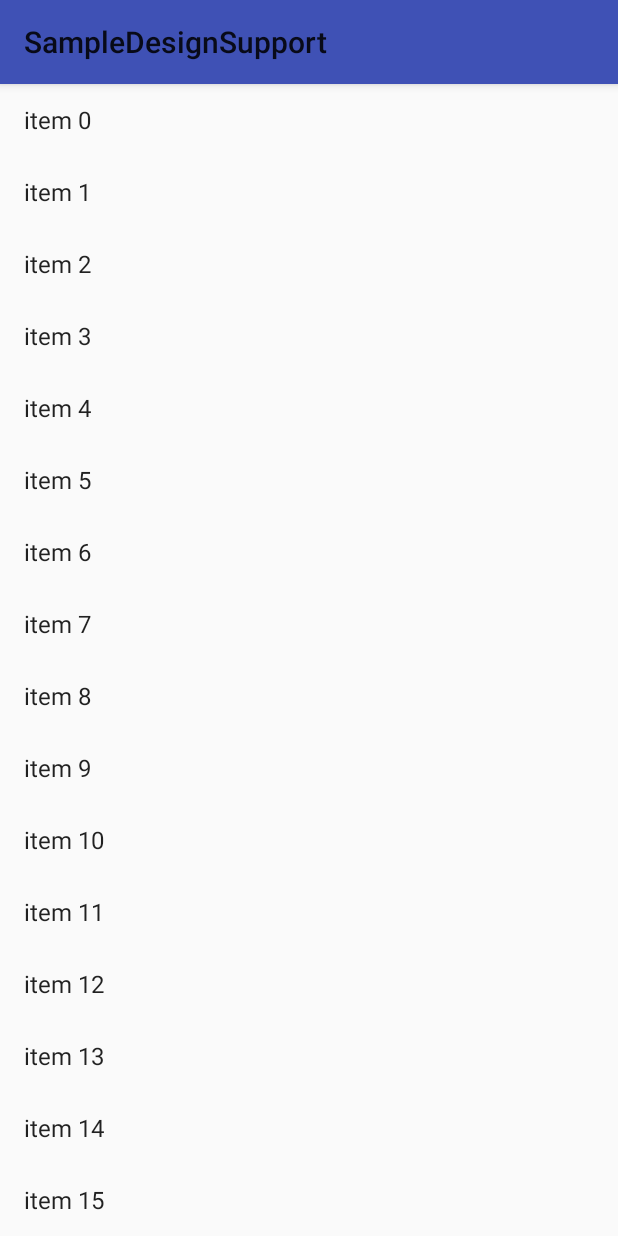
After one commit to dongja94/Sample3_1_DesignSupport, an Android app: the AppBarActivity screen opened directly, with no data from a screen before it, on a phone screen of 412 x 824 dp. The commit adds this screen. Run offline under Robolectric (Android 15) with nearby library versions, the phone set to English and light mode, and no system bars.

Commit message:
AppBarLayout

```diff
--- a/app/build.gradle
+++ b/app/build.gradle
@@ -25,4 +25,5 @@ dependencies {
     compile 'com.android.support:appcompat-v7:23.3.0'
     compile 'com.android.support:design:23.3.0'
     compile 'com.android.support:support-v4:23.3.0'
+    compile 'com.android.support:recyclerview-v7:23.3.0'
 }
--- a/app/src/main/AndroidManifest.xml
+++ b/app/src/main/AndroidManifest.xml
@@ -18,7 +18,9 @@
         <activity android:name=".TabLayoutActivity" />
         <activity android:name=".TabPagerActivity" />
         <activity android:name=".TextInputActivity" />
-        <activity android:name=".CoordinatorActivity"></activity>
+        <activity android:name=".CoordinatorActivity" />
+        <activity android:name=".AppBarActivity"
+            android:theme="@style/AppTheme.NoTitle"></activity>
     </application>
 
 </manifest>
--- /dev/null
+++ b/app/src/main/java/com/begentgroup/sampledesignsupport/AppBarActivity.java
@@ -0,0 +1,32 @@
+package com.begentgroup.sampledesignsupport;
+
+import android.os.Bundle;
+import android.support.v7.app.AppCompatActivity;
+import android.support.v7.widget.LinearLayoutManager;
+import android.support.v7.widget.RecyclerView;
+import android.support.v7.widget.Toolbar;
+
+public class AppBarActivity extends AppCompatActivity {
+
+    RecyclerView rvListView;
+    MyAdapter mAdapter;
+
+    @Override
+    protected void onCreate(Bundle savedInstanceState) {
+        super.onCreate(savedInstanceState);
+        setContentView(R.layout.activity_app_bar);
+        setSupportActionBar((Toolbar)findViewById(R.id.toolbar));
+        rvListView = (RecyclerView)findViewById(R.id.rv_list);
+        mAdapter = new MyAdapter();
+        rvListView.setAdapter(mAdapter);
+        rvListView.setLayoutManager(new LinearLayoutManager(this));
+        initData();
+    }
+
+    private void initData() {
+        for (int i = 0; i < 30; i++) {
+            mAdapter.add("item " + i);
+        }
+    }
+
+}
--- a/app/src/main/java/com/begentgroup/sampledesignsupport/MainActivity.java
+++ b/app/src/main/java/com/begentgroup/sampledesignsupport/MainActivity.java
@@ -35,6 +35,9 @@ public class MainActivity extends AppCompatActivity implements NavigationView.On
 //                startActivity(new Intent(this, TextInputActivity.class));
                 startActivity(new Intent(this, CoordinatorActivity.class));
                 return true;
+            case R.id.menu_4 :
+                startActivity(new Intent(this, AppBarActivity.class));
+                return true;
         }
         return false;
     }
--- /dev/null
+++ b/app/src/main/java/com/begentgroup/sampledesignsupport/MyAdapter.java
@@ -0,0 +1,36 @@
+package com.begentgroup.sampledesignsupport;
+
+import android.support.v7.widget.RecyclerView;
+import android.view.LayoutInflater;
+import android.view.View;
+import android.view.ViewGroup;
+
+import java.util.ArrayList;
+import java.util.List;
+
+/**
+ * Created by dongja94 on 2016-04-26.
+ */
+public class MyAdapter extends RecyclerView.Adapter<MyViewHolder> {
+    List<String> items = new ArrayList<String>();
+    public void add(String item) {
+        items.add(item);
+        notifyDataSetChanged();
+    }
+
+    @Override
+    public MyViewHolder onCreateViewHolder(ViewGroup parent, int viewType) {
+        View view = LayoutInflater.from(parent.getContext()).inflate(android.R.layout.simple_list_item_1, null);
+        return new MyViewHolder(view);
+    }
+
+    @Override
+    public void onBindViewHolder(MyViewHolder holder, int position) {
+        holder.setTitle(items.get(position));
+    }
+
+    @Override
+    public int getItemCount() {
+        return items.size();
+    }
+}
--- /dev/null
+++ b/app/src/main/java/com/begentgroup/sampledesignsupport/MyViewHolder.java
@@ -0,0 +1,20 @@
+package com.begentgroup.sampledesignsupport;
+
+import android.support.v7.widget.RecyclerView;
+import android.view.View;
+import android.widget.TextView;
+
+/**
+ * Created by dongja94 on 2016-04-26.
+ */
+public class MyViewHolder extends RecyclerView.ViewHolder {
+    TextView titleView;
+    public MyViewHolder(View itemView) {
+        super(itemView);
+        titleView = (TextView)itemView;
+    }
+
+    public void setTitle(String title) {
+        titleView.setText(title);
+    }
+}
--- /dev/null
+++ b/app/src/main/res/layout/activity_app_bar.xml
@@ -0,0 +1,23 @@
+<?xml version="1.0" encoding="utf-8"?>
+<android.support.design.widget.CoordinatorLayout xmlns:android="http://schemas.android.com/apk/res/android"
+    xmlns:app="http://schemas.android.com/apk/res-auto"
+    xmlns:tools="http://schemas.android.com/tools"
+    android:layout_width="match_parent"
+    android:layout_height="match_parent"
+    tools:context="com.begentgroup.sampledesignsupport.AppBarActivity">
+    <android.support.v7.widget.RecyclerView
+        android:id="@+id/rv_list"
+        android:layout_width="match_parent"
+        android:layout_height="match_parent"
+        app:layout_behavior="@string/appbar_scrolling_view_behavior"/>
+    <android.support.design.widget.AppBarLayout
+        android:layout_width="match_parent"
+        android:layout_height="wrap_content">
+        <android.support.v7.widget.Toolbar
+            android:id="@+id/toolbar"
+            android:layout_width="match_parent"
+            android:layout_height="?attr/actionBarSize"
+            app:layout_scrollFlags="scroll|enterAlways" />
+    </android.support.design.widget.AppBarLayout>
+
+</android.support.design.widget.CoordinatorLayout>
--- a/app/src/main/res/menu/navigation_menu.xml
+++ b/app/src/main/res/menu/navigation_menu.xml
@@ -9,4 +9,7 @@
     <item android:id="@+id/menu_3"
         android:title="M3"
         android:icon="@android:drawable/ic_input_get"/>
+    <item android:id="@+id/menu_4"
+        android:title="M4"
+        android:icon="@android:drawable/ic_dialog_email"/>
 </menu>
--- a/app/src/main/res/values/styles.xml
+++ b/app/src/main/res/values/styles.xml
@@ -8,4 +8,9 @@
         <item name="colorAccent">@color/colorAccent</item>
     </style>
 
+    <style name="AppTheme.NoTitle">
+        <item name="windowActionBar">false</item>
+        <item name="windowNoTitle">true</item>
+    </style>
+
 </resources>
```
